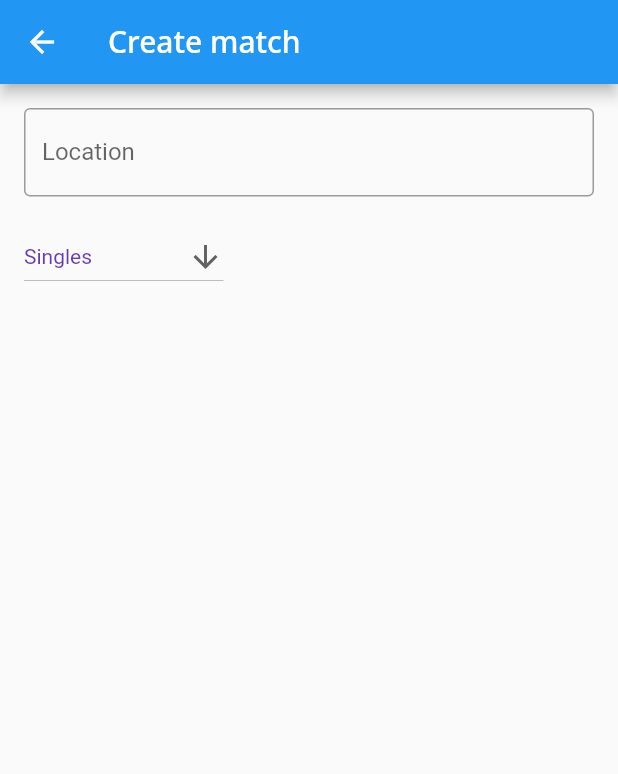
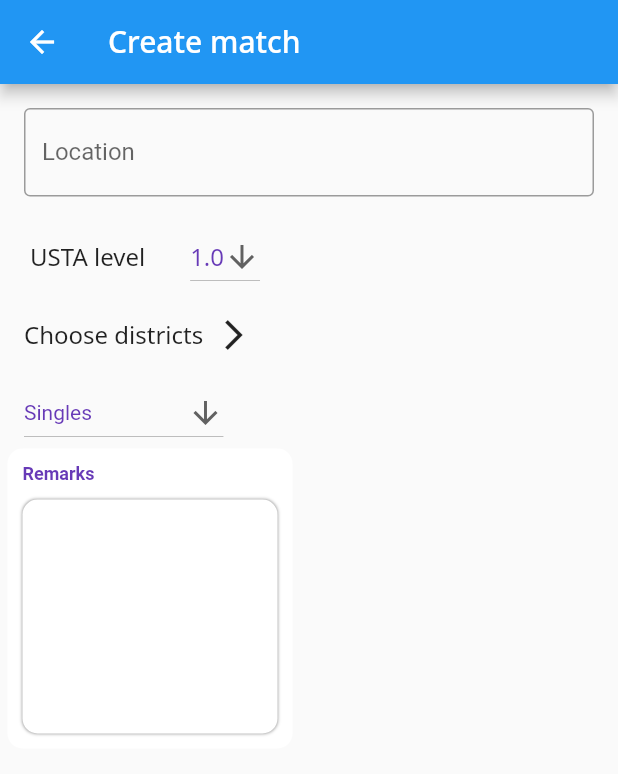
Before and after one commit to jackychoi26/play_tennis_hk, a Flutter app: the CreateTennisMatchScreen screen opened directly, on a phone screen of 412 x 824 dp. Shown: the top 774 px of the screen. Run offline on Flutter 3.47's test engine with Material 2 defaults, Android fonts, the phone set to English and light mode, and no system bars; our stand-ins replace dio, flutter_riverpod, flutter_secure_storage, google_fonts; accounts and stored records are empty; generated files the repository leaves out were written again; network calls fail.

Commit message:
ADD added remark ui

```diff
--- /dev/null
+++ b/lib/constants/app_ui_style.dart
@@ -0,0 +1,7 @@
+import 'package:flutter/material.dart';
+
+const TextStyle deepPurpleTitleBold = TextStyle(
+  fontSize: 12,
+  fontWeight: FontWeight.bold,
+  color: Colors.deepPurple,
+);
--- a/lib/features/matchmaking/ui/create_tennis_match_screen.dart
+++ b/lib/features/matchmaking/ui/create_tennis_match_screen.dart
@@ -4,6 +4,9 @@ import 'package:flutter_gen/gen_l10n/app_localizations.dart';
 import 'package:play_tennis_hk/components/custom_text.dart';
 import 'package:play_tennis_hk/components/custom_text_form_field.dart';
 import 'package:play_tennis_hk/domain/match_type.dart';
+import 'package:play_tennis_hk/features/matchmaking/ui/remark.dart';
+import 'package:play_tennis_hk/features/profile/ui/districts_list.dart';
+import 'package:play_tennis_hk/features/profile/ui/usta_level_dropdown_selection.dart';
 
 class CreateTennisMatchScreen extends ConsumerStatefulWidget {
   const CreateTennisMatchScreen({super.key});
@@ -16,6 +19,8 @@ class CreateTennisMatchScreen extends ConsumerStatefulWidget {
 class CreateTennisMatchScreenState
     extends ConsumerState<CreateTennisMatchScreen> {
   var locationController = TextEditingController();
+
+  var remarksController = TextEditingController();
 
   MatchType dropdownValue = MatchType.singles;
 
@@ -38,6 +43,11 @@ class CreateTennisMatchScreenState
             isPassword: true,
             labelText: AppLocalizations.of(context)?.location,
           ),
+          const USTALevelDropdownSelection(),
+          Container(
+            margin: const EdgeInsets.all(16),
+            child: const DistrictsList(),
+          ),
           DropdownButton<MatchType>(
               padding: const EdgeInsets.symmetric(horizontal: 16),
               value: dropdownValue,
@@ -56,6 +66,13 @@ class CreateTennisMatchScreenState
                   child: Text(value.toLocalizedName(context) ?? ""),
                 );
               }).toList()),
+          SizedBox(
+            height: 200,
+            width: 200,
+            child: Remarks(
+              remarksController: remarksController,
+            ),
+          ),
         ],
       ),
     );
--- /dev/null
+++ b/lib/features/matchmaking/ui/remark.dart
@@ -0,0 +1,73 @@
+import 'package:flutter/material.dart';
+import 'package:play_tennis_hk/constants/app_ui_style.dart';
+
+class Remarks extends StatefulWidget {
+  const Remarks({Key? key, required this.remarksController}) : super(key: key);
+
+  final TextEditingController remarksController;
+
+  @override
+  State<Remarks> createState() => _RemarksState();
+}
+
+class _RemarksState extends State<Remarks> {
+  @override
+  Widget build(BuildContext context) {
+    return Container(
+      padding: const EdgeInsets.fromLTRB(5, 0, 5, 0),
+      child: Container(
+        padding: const EdgeInsets.fromLTRB(10, 10, 10, 10),
+        decoration: BoxDecoration(
+          color: Colors.white,
+          borderRadius: BorderRadius.circular(10),
+        ),
+        child: Column(
+          crossAxisAlignment: CrossAxisAlignment.start,
+          children: [
+            Container(
+              padding: const EdgeInsets.fromLTRB(0, 0, 0, 10),
+              child: const Text(
+                'Remarks',
+                style: deepPurpleTitleBold,
+              ),
+            ),
+            Expanded(
+              child: Container(
+                decoration: BoxDecoration(
+                  boxShadow: const [
+                    BoxShadow(
+                      color: Colors.grey,
+                      blurRadius: 1,
+                      offset: Offset(0, 0),
+                    ),
+                  ],
+                  borderRadius: BorderRadius.circular(10),
+                ),
+                child: Container(
+                  //TextField
+                  decoration: BoxDecoration(
+                    color: Colors.white,
+                    borderRadius: BorderRadius.circular(10),
+                  ),
+                  child: Padding(
+                    padding: const EdgeInsets.all(5.0),
+                    child: TextField(
+                      controller: widget.remarksController,
+                      keyboardType: TextInputType.multiline,
+                      decoration: const InputDecoration(
+                        border: InputBorder.none,
+                      ),
+                      enabled: true,
+                      maxLines: null,
+                      expands: true,
+                    ),
+                  ),
+                ),
+              ),
+            ),
+          ],
+        ),
+      ),
+    );
+  }
+}
```
